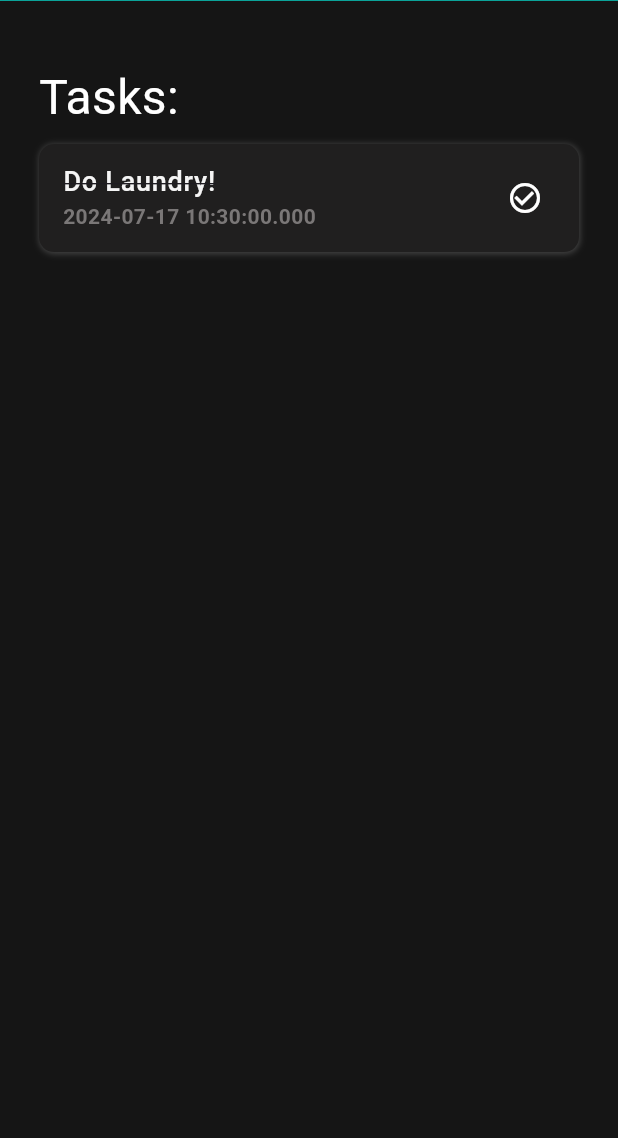
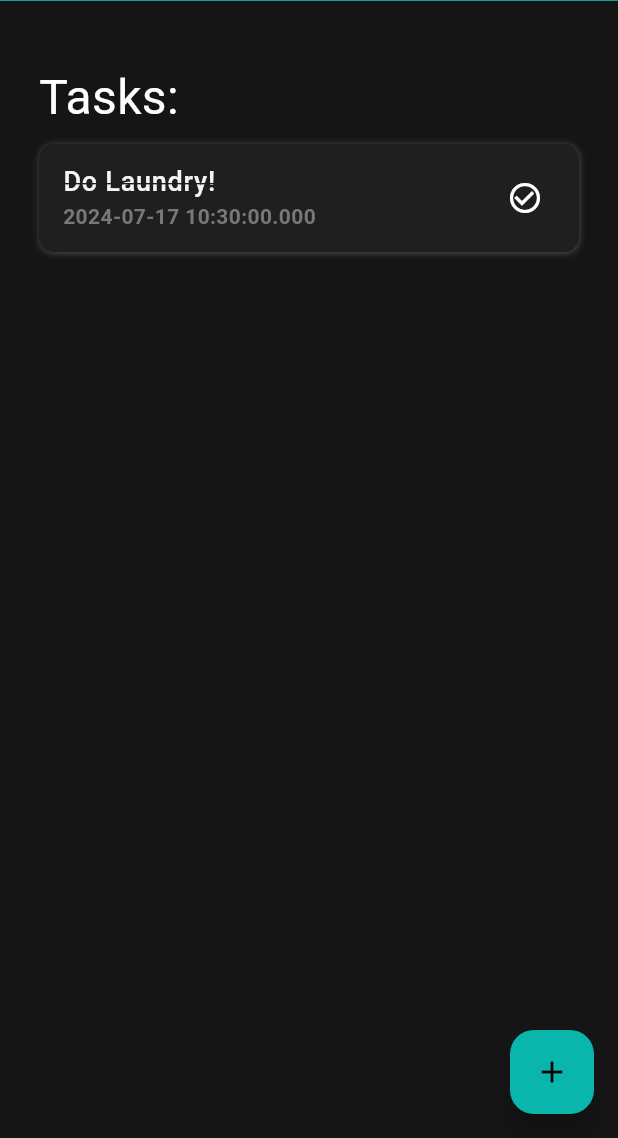
Before and after one commit to ikalafe/taskly, a Flutter app: the screen it shows after launch, on a phone screen of 412 x 824 dp, the part 98-1236 px from its top. Run offline on Flutter 3.47's test engine with Material 3 defaults, Android fonts, the phone set to English and light mode, and no system bars.

Commit message:
A FAB Created to add a new Task

```diff
--- a/lib/pages/home_page.dart
+++ b/lib/pages/home_page.dart
@@ -45,6 +45,7 @@ class _HomePageState extends State<HomePage> {
           ),
         ),
       ),
+      floatingActionButton: _addTaskButton(),
       body: _tasksList(),
     );
   }
@@ -104,4 +105,15 @@ class _HomePageState extends State<HomePage> {
       ],
     );
   }
+
+  Widget _addTaskButton() {
+    return FloatingActionButton(
+      onPressed: () {},
+      backgroundColor: const Color.fromRGBO(10, 182, 171, 1.0),
+      child: const Icon(
+        Icons.add,
+        color: Colors.black,
+      ),
+    );
+  }
 }
```
